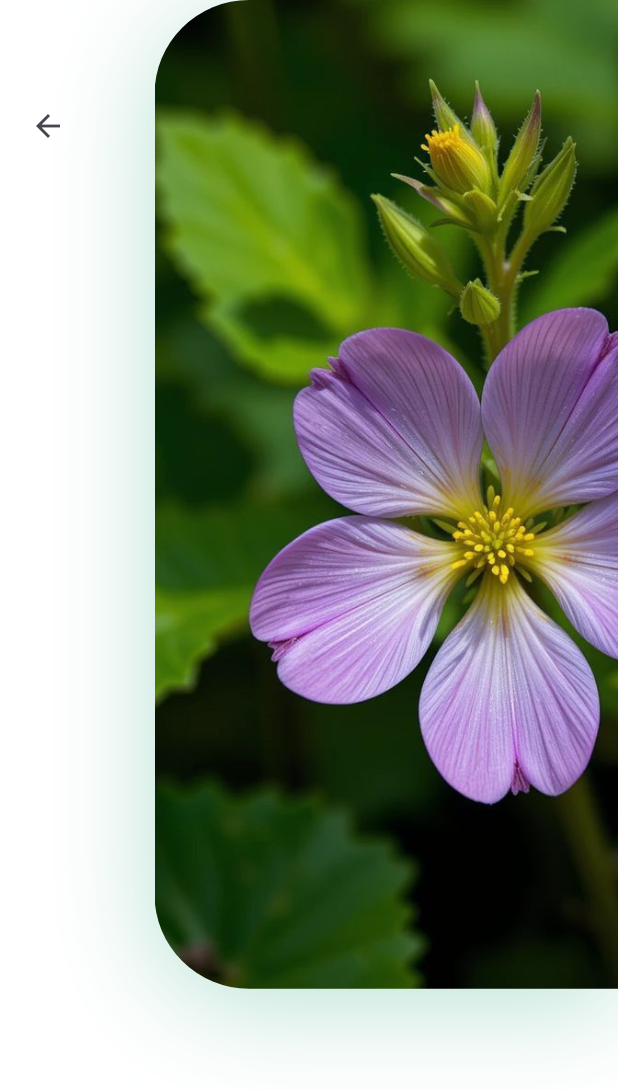
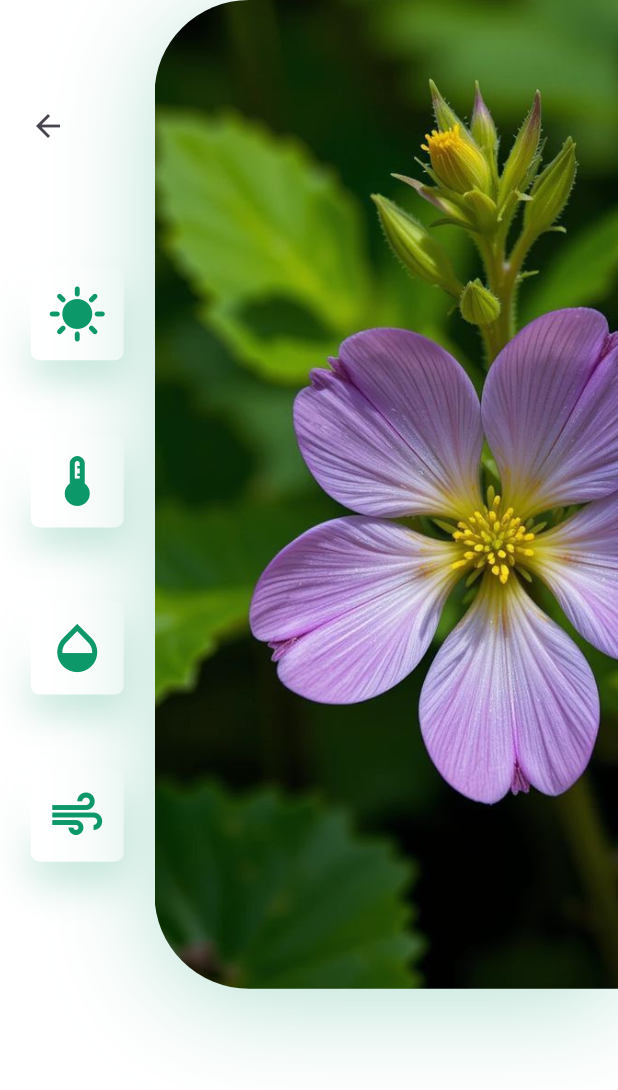
Before and after one commit to Muhammadalif1213/PlantApp, a Flutter app: the DetailScreen screen opened directly, on a phone screen of 412 x 824 dp. Shown: the top 1090 px of the screen. Run offline on Flutter 3.47's test engine with Material 3 defaults, Android fonts, the phone set to English and light mode, and no system bars.

Commit message:
Menampilkan Icon menggunakan IconCard di halaman detail.

```diff
--- a/lib/screens/details/components/image_and_icons.dart
+++ b/lib/screens/details/components/image_and_icons.dart
@@ -1,4 +1,5 @@
 import 'package:app_plant/constants.dart';
+import 'package:app_plant/screens/details/components/icon_card.dart';
 import 'package:flutter/material.dart';
 
 class ImageAndIcons extends StatelessWidget {
@@ -37,6 +38,10 @@ class ImageAndIcons extends StatelessWidget {
                       ),
                     ),
                     Spacer(),
+                    IconCard(icon: Icons.sunny),
+                    IconCard(icon: Icons.thermostat),
+                    IconCard(icon: Icons.opacity),
+                    IconCard(icon: Icons.air),
                   ],
                 ),
               ),
```
